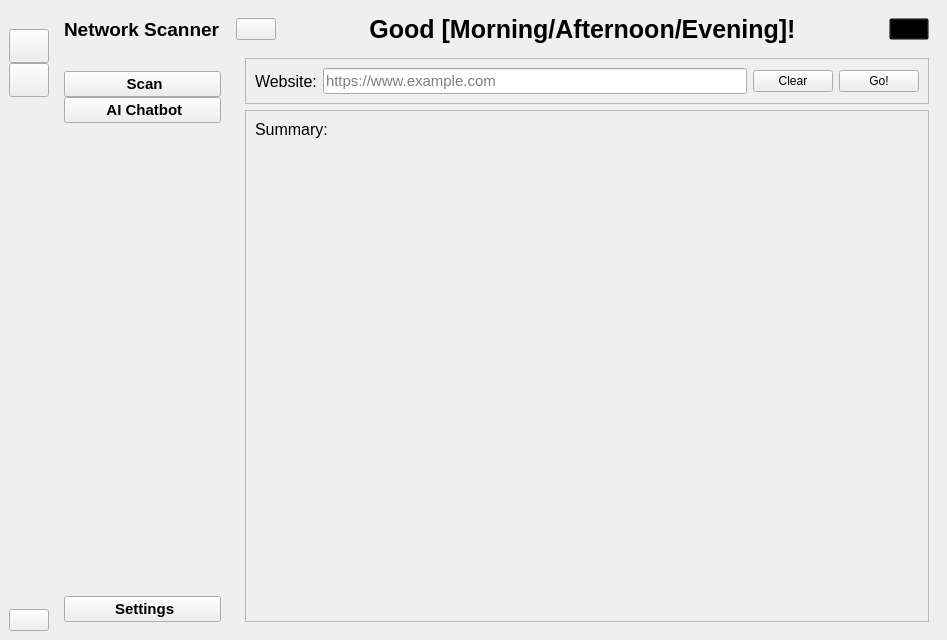
Old version of the form src/ui/main_window.ui in the repository MS-sketch/Network-Scanner.
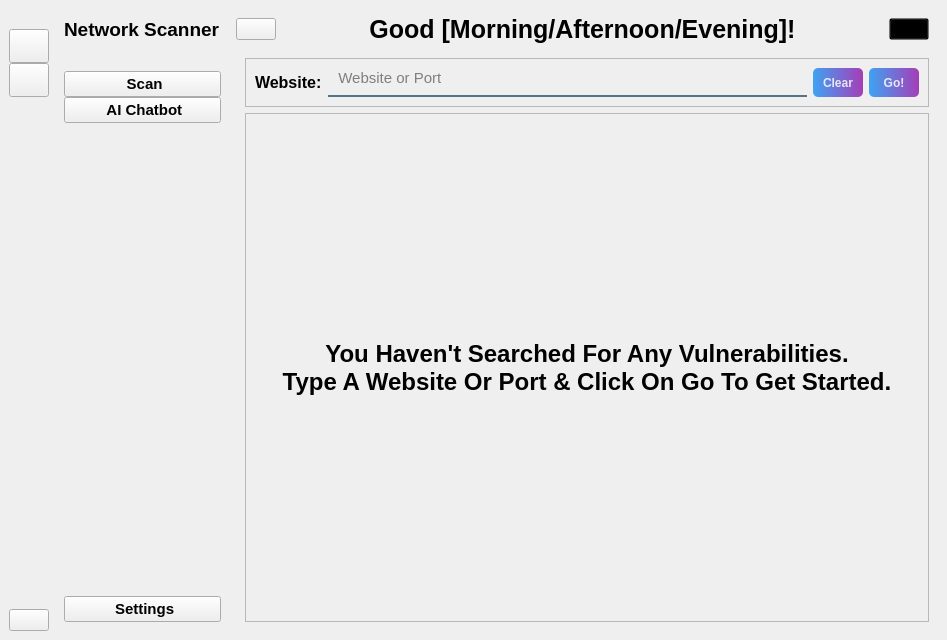
New version of the form. Icons and pictures are not drawn.

The edit to the form file:
```diff
--- a/src/ui/main_window.ui
+++ b/src/ui/main_window.ui
@@ -484,6 +484,7 @@
                     <property name="font">
                      <font>
                       <pointsize>12</pointsize>
+                      <bold>true</bold>
                      </font>
                     </property>
                     <property name="text">
@@ -498,6 +499,13 @@
                       <pointsize>11</pointsize>
                      </font>
                     </property>
+                    <property name="styleSheet">
+                     <string notr="true">background-color:rgba(0, 0, 0, 0);
+border:none;
+border-bottom:2px solid rgba(46, 82, 101, 200);
+color:rgba(0, 0, 0, 240);
+padding-bottom:7px;</string>
+                    </property>
                     <property name="inputMask">
                      <string/>
                     </property>
@@ -505,12 +513,47 @@
                      <string/>
                     </property>
                     <property name="placeholderText">
-                     <string>https://www.example.com</string>
+                     <string>  Website or Port</string>
                     </property>
                    </widget>
                   </item>
                   <item>
                    <widget class="QPushButton" name="clearWebAddress_btn">
+                    <property name="minimumSize">
+                     <size>
+                      <width>50</width>
+                      <height>0</height>
+                     </size>
+                    </property>
+                    <property name="maximumSize">
+                     <size>
+                      <width>16777215</width>
+                      <height>30</height>
+                     </size>
+                    </property>
+                    <property name="font">
+                     <font>
+                      <bold>true</bold>
+                     </font>
+                    </property>
+                    <property name="styleSheet">
+                     <string notr="true">QPushButton#clearWebAddress_btn {
+    background-color: qlineargradient(spread:pad, x1:0, y1:0.505682, x2:1, y2:0.477, stop:0 rgba(33, 150, 243, 219), stop:1 rgba(156, 39, 176, 226));
+    color: rgba(255, 255, 255, 210);
+    border-radius: 5px;
+}
+
+QPushButton#clearWebAddress_btn:hover {
+    background-color: qlineargradient(spread:pad, x1:0, y1:0.505682, x2:1, y2:0.477, stop:0 rgba(63, 81, 181, 219), stop:1 rgba(103, 58, 183, 226));
+}
+
+QPushButton#clearWebAddress_btn:pressed {
+    padding-left: 5px;
+    padding-top: 5px;
+    background-color: rgba(103, 58, 183, 255);
+}
+</string>
+                    </property>
                     <property name="text">
                      <string>Clear</string>
                     </property>
@@ -518,15 +561,44 @@
                   </item>
                   <item>
                    <widget class="QPushButton" name="startScan_btn">
+                    <property name="minimumSize">
+                     <size>
+                      <width>50</width>
+                      <height>0</height>
+                     </size>
+                    </property>
                     <property name="maximumSize">
                      <size>
                       <width>200</width>
-                      <height>16777215</height>
+                      <height>30</height>
                      </size>
                     </property>
+                    <property name="font">
+                     <font>
+                      <bold>true</bold>
+                     </font>
+                    </property>
                     <property name="layoutDirection">
                      <enum>Qt::LayoutDirection::LeftToRight</enum>
                     </property>
+                    <property name="styleSheet">
+                     <string notr="true">QPushButton#startScan_btn {
+    background-color: qlineargradient(spread:pad, x1:0, y1:0.505682, x2:1, y2:0.477, stop:0 rgba(33, 150, 243, 219), stop:1 rgba(156, 39, 176, 226));
+    color: rgba(255, 255, 255, 210);
+    border-radius: 5px;
+}
+
+QPushButton#startScan_btn:hover {
+    background-color: qlineargradient(spread:pad, x1:0, y1:0.505682, x2:1, y2:0.477, stop:0 rgba(63, 81, 181, 219), stop:1 rgba(103, 58, 183, 226));
+}
+
+QPushButton#startScan_btn:pressed {
+    padding-left: 5px;
+    padding-top: 5px;
+    background-color: rgba(103, 58, 183, 255);
+}
+</string>
+                    </property>
                     <property name="text">
                      <string>Go!</string>
                     </property>
@@ -544,18 +616,6 @@
                   <enum>QFrame::Shadow::Raised</enum>
                  </property>
                  <layout class="QVBoxLayout" name="verticalLayout_7">
-                  <item>
-                   <widget class="QLabel" name="label_3">
-                    <property name="font">
-                     <font>
-                      <pointsize>12</pointsize>
-                     </font>
-                    </property>
-                    <property name="text">
-                     <string>Summary:</string>
-                    </property>
-                   </widget>
-                  </item>
                   <item>
                    <widget class="QStackedWidget" name="stackedWidget_4">
                     <property name="currentIndex">
@@ -563,6 +623,19 @@
                     </property>
                     <widget class="QWidget" name="page_3">
                      <layout class="QVBoxLayout" name="verticalLayout_8">
+                      <item>
+                       <widget class="QLabel" name="label_3">
+                        <property name="font">
+                         <font>
+                          <pointsize>12</pointsize>
+                          <bold>true</bold>
+                         </font>
+                        </property>
+                        <property name="text">
+                         <string>Summary:</string>
+                        </property>
+                       </widget>
+                      </item>
                       <item>
                        <widget class="QTextEdit" name="outputScanResult_textedit"/>
                       </item>
@@ -629,7 +702,30 @@
                       </item>
                      </layout>
                     </widget>
-                    <widget class="QWidget" name="page_4"/>
+                    <widget class="QWidget" name="page_4">
+                     <layout class="QVBoxLayout" name="verticalLayout_13">
+                      <item>
+                       <widget class="QLabel" name="label_5">
+                        <property name="font">
+                         <font>
+                          <pointsize>18</pointsize>
+                          <bold>true</bold>
+                         </font>
+                        </property>
+                        <property name="text">
+                         <string>You Haven't Searched For Any Vulnerabilities. 
+Type A Website Or Port &amp; Click On Go To Get Started.</string>
+                        </property>
+                        <property name="alignment">
+                         <set>Qt::AlignmentFlag::AlignCenter</set>
+                        </property>
+                        <property name="wordWrap">
+                         <bool>true</bool>
+                        </property>
+                       </widget>
+                      </item>
+                     </layout>
+                    </widget>
                    </widget>
                   </item>
                  </layout>
```
Left out of the diff: 51 changed lines with no effect on the pictures.
